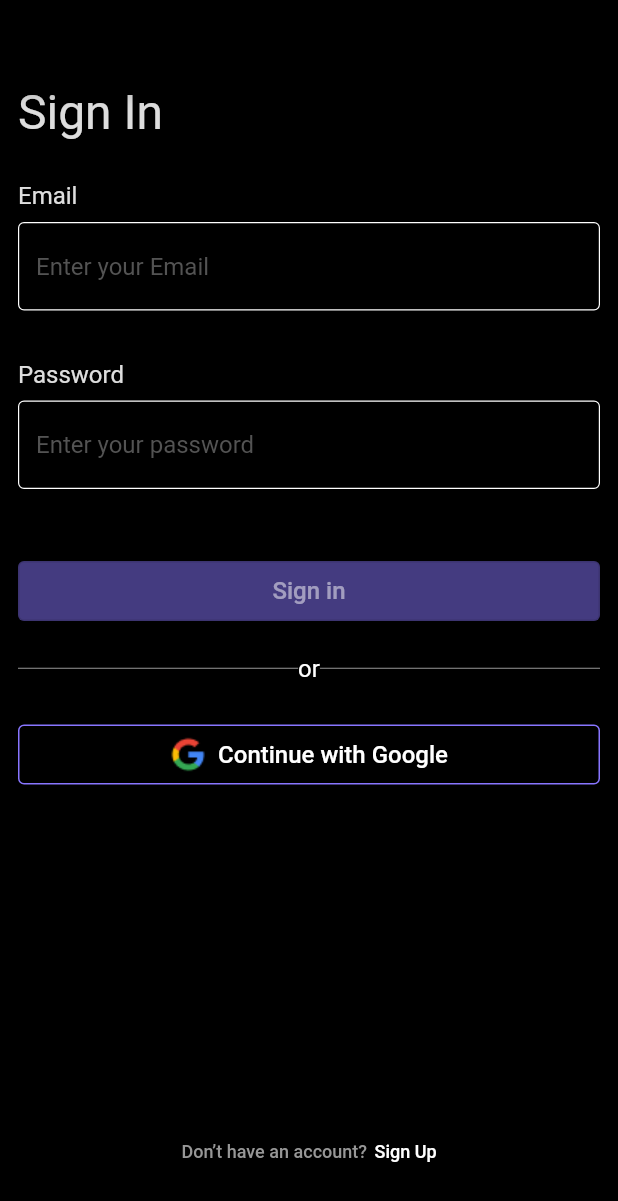
After one commit to nguyenxuanhung2304/flutter-todo, a Flutter app: the Auth screen opened directly, after a tap on "Logout", on a phone screen of 412 x 824 dp. The commit adds this screen. Shown: the top 1201 px of the screen. Run offline on Flutter 3.47's test engine with Material 2 defaults, Android fonts, the phone set to English and light mode, and no system bars; our stand-ins replace animated_splash_screen, firebase_auth, firebase_core, google_sign_in, shared_preferences; accounts and stored records are empty.

Commit message:
add sign up and sign in screen

```diff
--- a/lib/components/button_widget.dart
+++ b/lib/components/button_widget.dart
@@ -8,6 +8,7 @@ class ButtonWidget extends StatelessWidget {
       required this.onPressed,
       this.outline = false,
       this.borderColor = const Color(0xff8875FF),
+      this.backgroundColor = const Color(0xff8875FF),
       required this.child,
       this.opacity});
 
@@ -17,6 +18,7 @@ class ButtonWidget extends StatelessWidget {
   final bool outline;
   final Widget child;
   final Color borderColor;
+  final Color backgroundColor;
 
   @override
   Widget build(BuildContext context) {
@@ -24,7 +26,7 @@ class ButtonWidget extends StatelessWidget {
       return OutlinedButton(
         onPressed: onPressed,
         style: OutlinedButton.styleFrom(
-            backgroundColor: const Color(0xff8875FF).withOpacity(opacity),
+            backgroundColor: backgroundColor.withOpacity(opacity),
             minimumSize: const Size.fromHeight(40)),
         child: child,
       );
@@ -35,8 +37,7 @@ class ButtonWidget extends StatelessWidget {
         onPressed: onPressed,
         style: OutlinedButton.styleFrom(
             minimumSize: const Size.fromHeight(40),
-            side: BorderSide(color: borderColor)
-        ),
+            side: BorderSide(color: borderColor)),
         child: child,
       );
     }
@@ -44,7 +45,7 @@ class ButtonWidget extends StatelessWidget {
     return OutlinedButton(
       onPressed: onPressed,
       style: OutlinedButton.styleFrom(
-          backgroundColor: const Color(0xff8875FF),
+          backgroundColor: backgroundColor,
           minimumSize: const Size.fromHeight(40)),
       child: child,
     );
--- a/lib/components/text_field_widget.dart
+++ b/lib/components/text_field_widget.dart
@@ -10,6 +10,7 @@ class TextFieldWidget extends StatelessWidget {
       this.type = constants.textField,
       this.hint = '',
       this.onChanged,
+      this.errorMsg,
       required this.validator});
 
   final TextEditingController controller;
@@ -18,6 +19,7 @@ class TextFieldWidget extends StatelessWidget {
   final String type;
   final String hint;
   final dynamic onChanged;
+  final String? errorMsg;
 
   @override
   Widget build(BuildContext context) {
@@ -40,6 +42,7 @@ class TextFieldWidget extends StatelessWidget {
                 controller: controller,
                 decoration: InputDecoration(
                   hintText: hint,
+                  errorText: errorMsg,
                   hintStyle:
                       const TextStyle(fontSize: 16, color: Color(0xff535353)),
                   focusedBorder: OutlineInputBorder(
@@ -60,8 +63,7 @@ class TextFieldWidget extends StatelessWidget {
                 obscureText: true,
                 enableSuggestions: false,
                 autocorrect: false,
-              onChanged: onChanged
-            ),
+                onChanged: onChanged),
           ],
         ),
       );
@@ -80,9 +82,11 @@ class TextFieldWidget extends StatelessWidget {
               : Container(),
           TextFormField(
               style: TextStyle(
-                color: const Color(0xffffffff).withOpacity(0.87), fontSize: 16),
+                  color: const Color(0xffffffff).withOpacity(0.87),
+                  fontSize: 16),
               controller: controller,
               decoration: InputDecoration(
+                errorText: errorMsg,
                 hintText: hint,
                 hintStyle:
                     const TextStyle(fontSize: 16, color: Color(0xff535353)),
@@ -101,8 +105,7 @@ class TextFieldWidget extends StatelessWidget {
                 ),
               ),
               validator: validator,
-            onChanged: onChanged
-          ),
+              onChanged: onChanged),
         ],
       ),
     );
--- a/lib/components/text_widget.dart
+++ b/lib/components/text_widget.dart
@@ -7,6 +7,7 @@ class TextWidget extends StatelessWidget {
       this.fontSize = 16,
       this.opacity,
       this.child,
+      this.color = Colors.white,
       this.align = TextAlign.left});
 
   final String text;
@@ -14,10 +15,11 @@ class TextWidget extends StatelessWidget {
   final dynamic opacity;
   final TextAlign align;
   final dynamic child;
+  final Color color;
 
   @override
   Widget build(BuildContext context) {
-    TextStyle textStyle = TextStyle(color: Colors.white, fontSize: fontSize);
+    TextStyle textStyle = TextStyle(color: color, fontSize: fontSize);
 
     if (opacity != null) {
       return Opacity(
--- a/lib/constants.dart
+++ b/lib/constants.dart
@@ -5,3 +5,11 @@ const String textField = "TEXT";
 // OutlinedButton type
 const String btnLarge = "LARGE";
 const String btnMedium = "MEDIUM";
+
+// SharedPreferences
+const String viewedWelcomePage = "VIEWED_WELCOME_PAGE";
+
+// Errors code
+const String userNotFound = "user-not-found";
+const String wrongPassword = "wrong-password";
+const String invalidEmail = "invalid-email";
--- /dev/null
+++ b/lib/pages/auth/auth.dart
@@ -0,0 +1,65 @@
+import 'package:firebase_auth/firebase_auth.dart';
+import 'package:flutter/material.dart';
+import 'package:flutter_todo/pages/helpers/shared_preferences_helper.dart';
+
+import 'package:flutter_todo/pages/home/home_page.dart';
+import 'package:flutter_todo/pages/startup/startup_page.dart';
+import 'package:flutter_todo/pages/welcome/welcome_one_page.dart';
+
+class Auth extends StatefulWidget {
+  const Auth({super.key});
+
+  @override
+  State<Auth> createState() => AuthState();
+}
+
+class AuthState extends State<Auth> {
+  Future<bool> _loginCheckFuture = Future<bool>.value(false);
+  bool _isViewedWelcomePage = false;
+
+  @override
+  void initState() {
+    super.initState();
+    _loginCheckFuture = _checkIfLoggedIn();
+    SharedPreferencesHelper.getViewedWelcomePage().then((value) {
+      setState(() {
+        _isViewedWelcomePage = value;
+      });
+    });
+  }
+
+  Future<bool> _checkIfLoggedIn() async {
+    if (FirebaseAuth.instance.currentUser != null) {
+      return Future<bool>.value(true);
+    } else {
+      return Future<bool>.value(false);
+    }
+  }
+
+  @override
+  Widget build(BuildContext context) {
+    Widget child;
+
+    return FutureBuilder(
+        future: _loginCheckFuture,
+        builder: (context, snapshot) {
+          if (snapshot.hasData) {
+            if (snapshot.data == true) {
+              child = const HomePage();
+            } else {
+              if (_isViewedWelcomePage) {
+                child = const StartupPage();
+              } else {
+                child = const WelcomeOnePage();
+              }
+            }
+          } else {
+            child = const CircularProgressIndicator();
+          }
+
+          return Scaffold(
+            body: child,
+          );
+        });
+  }
+}
--- /dev/null
+++ b/lib/pages/auth/sign_in_page.dart
@@ -0,0 +1,219 @@
+import 'package:firebase_auth/firebase_auth.dart';
+import 'package:flutter/material.dart';
+import 'package:flutter_todo/pages/auth/sign_up_page.dart';
+
+import 'package:flutter_todo/services/firebase_auth_service.dart';
+import 'package:flutter_todo/components/button_widget.dart';
+import 'package:flutter_todo/components/text_field_widget.dart';
+import 'package:flutter_todo/components/text_widget.dart';
+import 'package:flutter_todo/constants.dart' as constants;
+import 'package:flutter_todo/pages/home/home_page.dart';
+
+class SignInPage extends StatefulWidget {
+  const SignInPage({super.key});
+
+  @override
+  State<SignInPage> createState() => _SignInPageState();
+}
+
+class _SignInPageState extends State<SignInPage> {
+  final TextEditingController _email = TextEditingController();
+  final TextEditingController _password = TextEditingController();
+
+  bool _isSignInButtonDisabled = true;
+  final _signInFormKey = GlobalKey<FormState>();
+  String? _emailErrorMsg;
+
+  final _firebaseAuth = FirebaseAuthService();
+
+  _handleSignInAccount() async {
+    if (_signInFormKey.currentState!.validate()) {
+      setState(() {
+        _emailErrorMsg = null;
+      });
+
+      final navigator = Navigator.of(context);
+
+      try {
+        await _firebaseAuth.signInWithEmailAndPassword(
+            _email.text, _password.text);
+
+        navigator.pushAndRemoveUntil(
+            MaterialPageRoute(
+              builder: (context) => const HomePage(),
+            ),
+            (Route<dynamic> route) => false);
+      } on FirebaseAuthException catch (e) {
+        setState(() {
+          _emailErrorMsg = _getMessageFromErrorCode(e.code);
+        });
+      }
+    }
+  }
+
+  String _getMessageFromErrorCode(errorCode) {
+    switch (errorCode) {
+      case constants.userNotFound:
+        return "No user found with this email.";
+      case constants.wrongPassword:
+        return "Email or password is invalid. Please try again";
+      case constants.invalidEmail:
+        return "Email address is invalid";
+      default:
+        return "Sign in failed. Please try again";
+    }
+  }
+
+  _handleValidateTextField(newText) {
+    if (_email.text.isNotEmpty && _password.text.isNotEmpty) {
+      setState(() {
+        _isSignInButtonDisabled = false;
+      });
+    } else {
+      setState(() {
+        _isSignInButtonDisabled = true;
+      });
+    }
+  }
+
+  Future<void> _handleSignInWithGoogle(context) async {
+    try {
+      final authService = FirebaseAuthService();
+      await authService.signInWithEmailAndPassword(_email.text, _password.text);
+
+      Navigator.pushAndRemoveUntil(
+          context,
+          MaterialPageRoute(builder: (context) => const HomePage()),
+          (route) => false);
+    } catch (e) {
+      print(e);
+    }
+  }
+
+  _gotoSignUpPage(context) {
+    Navigator.of(context)
+        .push(MaterialPageRoute(builder: (context) => const SignUpPage()));
+  }
+
+  @override
+  Widget build(BuildContext context) {
+    return Scaffold(
+      resizeToAvoidBottomInset: false,
+      backgroundColor: Colors.black,
+      appBar: AppBar(
+        backgroundColor: Colors.black,
+      ),
+      body: Form(
+        key: _signInFormKey,
+        child: Padding(
+          padding: const EdgeInsets.only(left: 12, right: 12),
+          child: Column(
+            crossAxisAlignment: CrossAxisAlignment.start,
+            children: [
+              const TextWidget(
+                text: "Sign In",
+                fontSize: 32,
+                opacity: 0.87,
+                align: TextAlign.center,
+              ),
+              Padding(
+                padding: const EdgeInsets.only(top: 23),
+                child: TextFieldWidget(
+                    controller: _email,
+                    label: "Email",
+                    hint: "Enter your Email",
+                    errorMsg: _emailErrorMsg,
+                    validator: (str) {
+                      if (str == null || str.isEmpty) {
+                        return "Enter a Email";
+                      }
+
+                      return null;
+                    },
+                    onChanged: (value) => _handleValidateTextField(value)),
+              ),
+              Padding(
+                padding: const EdgeInsets.only(top: 25),
+                child: TextFieldWidget(
+                    controller: _password,
+                    label: "Password",
+                    hint: "Enter your password",
+                    type: constants.passwordField,
+                    validator: (str) {
+                      if (str == null || str.isEmpty) {
+                        return "Enter your password";
+                      }
+
+                      return null;
+                    },
+                    onChanged: (value) => _handleValidateTextField(value)),
+              ),
+              Padding(
+                padding: const EdgeInsets.only(top: 40, bottom: 18),
+                child: ButtonWidget(
+                    opacity: _isSignInButtonDisabled ? 0.5 : null,
+                    onPressed:
+                        _isSignInButtonDisabled ? null : _handleSignInAccount,
+                    child: TextWidget(
+                        text: "Sign in",
+                        align: TextAlign.center,
+                        opacity: _isSignInButtonDisabled ? 0.5 : 0.87)),
+              ),
+              Row(
+                children: const [
+                  Expanded(child: Divider(color: Color(0xff979797))),
+                  TextWidget(text: "or"),
+                  Expanded(
+                    child: Divider(color: Color(0xff979797)),
+                  )
+                ],
+              ),
+              Container(
+                  padding: const EdgeInsets.only(top: 24),
+                  child: ButtonWidget(
+                      onPressed: () {
+                        _handleSignInWithGoogle(context);
+                      },
+                      outline: true,
+                      child: Row(
+                        mainAxisAlignment: MainAxisAlignment.center,
+                        children: [
+                          Padding(
+                            padding: const EdgeInsets.only(right: 8),
+                            child: Image.asset('assets/images/google_logo.png'),
+                          ),
+                          const TextWidget(text: "Continue with Google"),
+                        ],
+                      ))),
+              Expanded(
+                  child: Align(
+                      alignment: Alignment.bottomCenter,
+                      child: Container(
+                          padding: const EdgeInsets.only(
+                              bottom: 32, left: 15, right: 15),
+                          child: ButtonWidget(
+                              onPressed: () {
+                                _gotoSignUpPage(context);
+                              },
+                              backgroundColor: Colors.black,
+                              child: Row(
+                                mainAxisAlignment: MainAxisAlignment.center,
+                                children: const <Widget>[
+                                  TextWidget(
+                                      text: "Don’t have an account?",
+                                      color: Color(0xff979797),
+                                      fontSize: 12),
+                                  Padding(
+                                    padding: EdgeInsets.only(left: 5),
+                                    child: TextWidget(
+                                        text: "Sign Up", fontSize: 12),
+                                  ),
+                                ],
+                              )))))
+            ],
+          ),
+        ),
+      ),
+    );
+  }
+}
--- /dev/null
+++ b/lib/pages/helpers/shared_preferences_helper.dart
@@ -0,0 +1,14 @@
+import 'package:shared_preferences/shared_preferences.dart';
+import 'package:flutter_todo/constants.dart' as constants;
+
+class SharedPreferencesHelper {
+  static Future<bool> getViewedWelcomePage() async {
+    final SharedPreferences prefs = await SharedPreferences.getInstance();
+    return prefs.getBool(constants.viewedWelcomePage) ?? false;
+  }
+
+  static Future<bool> setViewedWelcomePage() async {
+    final SharedPreferences prefs = await SharedPreferences.getInstance();
+    return prefs.setBool(constants.viewedWelcomePage, true);
+  }
+}
--- /dev/null
+++ b/lib/pages/home/home_page.dart
@@ -0,0 +1,42 @@
+import 'package:firebase_auth/firebase_auth.dart';
+import 'package:flutter/material.dart';
+import 'package:flutter_todo/components/button_widget.dart';
+import 'package:flutter_todo/components/text_widget.dart';
+import 'package:flutter_todo/pages/auth/sign_in_page.dart';
+import 'package:flutter_todo/pages/auth/sign_up_page.dart';
+
+class HomePage extends StatefulWidget {
+  const HomePage({super.key});
+
+  @override
+  State<HomePage> createState() => _HomePageState();
+}
+
+class _HomePageState extends State<HomePage> {
+  void _logout() {
+    FirebaseAuth.instance.signOut();
+    Navigator.of(context).pushAndRemoveUntil(
+        MaterialPageRoute(builder: (context) => const SignInPage()),
+        (route) => false);
+  }
+
+  @override
+  Widget build(BuildContext context) {
+    return Scaffold(
+      backgroundColor: Colors.black,
+      appBar: AppBar(
+        backgroundColor: Colors.black,
+        title: const TextWidget(text: "Home screen"),
+      ),
+      body: Column(
+        children: [
+          ButtonWidget(
+            onPressed: _logout,
+            backgroundColor: Colors.red,
+            child: const TextWidget(text: "Logout"),
+          )
+        ],
+      ),
+    );
+  }
+}
--- /dev/null
+++ b/lib/services/firebase_auth_service.dart
@@ -0,0 +1,36 @@
+import 'package:firebase_auth/firebase_auth.dart';
+import 'package:google_sign_in/google_sign_in.dart';
+
+class FirebaseAuthService {
+  final FirebaseAuth _firebaseAuth = FirebaseAuth.instance;
+
+  Future<void> signInWithGoogle() async {
+    final GoogleSignInAccount? googleUser = await GoogleSignIn().signIn();
+    final GoogleSignInAuthentication? googleAuth =
+        await googleUser?.authentication;
+    final credential = GoogleAuthProvider.credential(
+      accessToken: googleAuth?.accessToken,
+      idToken: googleAuth?.idToken,
+    );
+
+    await _firebaseAuth.signInWithCredential(credential);
+  }
+
+  void logout() {
+    _firebaseAuth.signOut();
+  }
+
+  Future<void> createUserWithEmailAndPassword(email, password) async {
+    if (email == null || password == null) return;
+
+    await _firebaseAuth.createUserWithEmailAndPassword(
+        email: email, password: password);
+  }
+
+  Future<void> signInWithEmailAndPassword(email, password) async {
+    if (email == null || password == null) return;
+
+    await _firebaseAuth.signInWithEmailAndPassword(
+        email: email, password: password);
+  }
+}
--- a/pubspec.yaml
+++ b/pubspec.yaml
@@ -39,6 +39,8 @@ dependencies:
   firebase_core: ^2.3.0
   animated_splash_screen: ^1.3.0
   firebase_auth: ^4.1.4
+  google_sign_in: ^5.4.2
+  shared_preferences: ^2.0.15
 
 dev_dependencies:
   flutter_test:
```
Also changed, not shown: lib/pages/auth/sign_up_page.dart (renamed from lib/pages/sign_up/sign_up_page.dart, +111 -46 lines), lib/pages/splash/splash_widget.dart (+5 -2 lines), lib/pages/startup/startup_page.dart (+36 -7 lines), pubspec.lock, 4 other files. Lines whose indentation alone changed are shown as unchanged.
